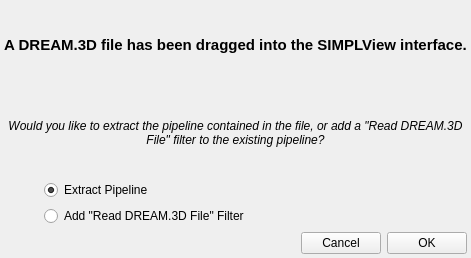
The window that Source/SVWidgetsLib/QtSupport/UI_Files/QtSFileDragMessageBox.ui (BlueQuartzSoftware/SIMPL) describes before a commit, drawn with Qt 5.
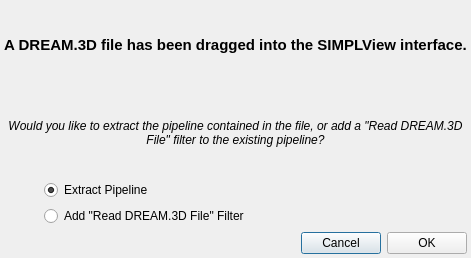
The same window after the commit.

Commit message: Fixing bad base class in the .ui file

What changed in the file:
```diff
--- a/Source/SVWidgetsLib/QtSupport/UI_Files/QtSFileDragMessageBox.ui
+++ b/Source/SVWidgetsLib/QtSupport/UI_Files/QtSFileDragMessageBox.ui
@@ -1,7 +1,7 @@
 <?xml version="1.0" encoding="UTF-8"?>
 <ui version="4.0">
  <class>QtSFileDragMessageBox</class>
- <widget class="QWidget" name="QtSFileDragMessageBox">
+ <widget class="QDialog" name="QtSFileDragMessageBox">
   <property name="windowModality">
    <enum>Qt::WindowModal</enum>
   </property>
```
